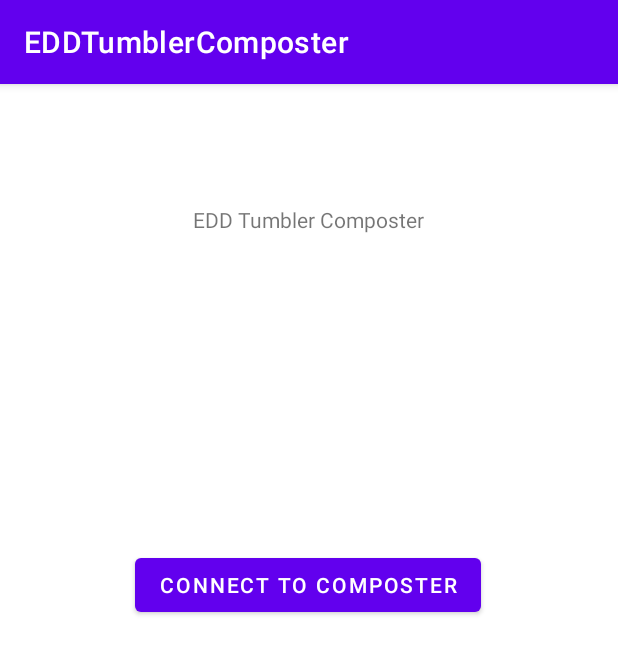
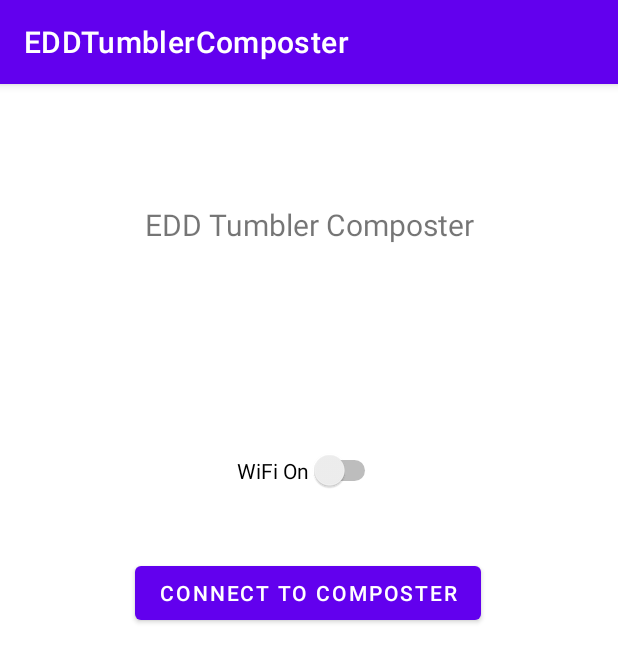
Before and after one commit to hransom528/EDDTumblerComposter, an Android app: the screen it shows after launch (MainActivity), on a phone screen of 412 x 824 dp. Shown: the top 662 px of the screen. Run offline under Robolectric (Android 15) with nearby library versions, the phone set to English and light mode, and no system bars; 8 statements that could not run were skipped.

Commit message:
Developed WiFi and Bluetooth code for Android App

```diff
--- a/AndroidApp/app/src/main/java/com/commanderhr1/eddtumblercomposter/MainActivity.kt
+++ b/AndroidApp/app/src/main/java/com/commanderhr1/eddtumblercomposter/MainActivity.kt
@@ -6,19 +6,41 @@ import android.os.Bundle
 import android.bluetooth.*
 import android.content.Context
 import android.net.wifi.*
+import android.os.Handler
+import android.os.Looper
 import android.widget.Button
+import android.widget.Switch
 
 
 class MainActivity : AppCompatActivity() {
+    // WiFi
+    private val wifi : WifiManager = applicationContext.getSystemService(Context.WIFI_SERVICE) as WifiManager
 
+    // Bluetooth
+    private val bluetoothManager : BluetoothManager = applicationContext.getSystemService(Context.BLUETOOTH_SERVICE) as BluetoothManager
+    private val bluetoothAdapter : BluetoothAdapter = bluetoothManager.adapter
+    protected val bleScanner = bluetoothAdapter.bluetoothLeScanner
+    private var scanning = false
+    private val SCAN_PERIOD: Long = 10000
+    private var handler = Handler(Looper.getMainLooper())
+
+    // Buttons
+    private val btnConnect: Button = findViewById(R.id.btnConnect)
+    private val swtWifiOn : Switch = findViewById(R.id.swtWifiOn)
+
+    // onCreate
     override fun onCreate(savedInstanceState: Bundle?) {
         super.onCreate(savedInstanceState)
         setContentView(R.layout.activity_main)
-        val wifi : WifiManager = getSystemService(Context.WIFI_SERVICE) as WifiManager
+
+        // TODO: Update preliminary Bluetooth code
+
+
         // TODO: Update preliminary WiFi code
         //val wifiSpecifier : WifiNetworkSpecifier =   WifiNetworkSpecifier.Builder
-        wifi.setWifiEnabled(true);
-        val btnConnect = findViewById<Button>(R.id.btnConnect)
+        //wifi.isWifiEnabled = true
+        wifi.isEasyConnectSupported
+
 
         // btnConnect
         btnConnect.setOnClickListener {
@@ -26,6 +48,18 @@ class MainActivity : AppCompatActivity() {
         }
     }
 
-
-
+    // Scans for BLE devices
+    /*private fun scanBLEDevice() {
+        if (!scanning) { // Stops scanning after a pre-defined scan period.
+            handler.postDelayed({
+                scanning = false
+                bleScanner.stopScan(leScanCallback)
+            }, SCAN_PERIOD)
+            scanning = true
+            bleScanner.startScan(leScanCallback)
+        } else {
+            scanning = false
+            bleScanner.stopScan(leScanCallback)
+        }
+    }*/
 }
--- a/AndroidApp/app/src/main/res/layout/activity_main.xml
+++ b/AndroidApp/app/src/main/res/layout/activity_main.xml
@@ -11,6 +11,7 @@
         android:layout_width="wrap_content"
         android:layout_height="wrap_content"
         android:text="@string/title"
+        android:textSize="20sp"
         app:layout_constraintBottom_toBottomOf="parent"
         app:layout_constraintLeft_toLeftOf="parent"
         app:layout_constraintRight_toRightOf="parent"
@@ -29,4 +30,16 @@
         app:layout_constraintTop_toBottomOf="@+id/txtTitle"
         app:layout_constraintVertical_bias="0.339" />
 
+    <Switch
+        android:id="@+id/swtWifiOn"
+        android:layout_width="wrap_content"
+        android:layout_height="wrap_content"
+        android:layout_marginTop="244dp"
+        android:text="WiFi On"
+        app:layout_constraintBottom_toTopOf="@+id/btnConnect"
+        app:layout_constraintEnd_toEndOf="parent"
+        app:layout_constraintStart_toStartOf="parent"
+        app:layout_constraintTop_toTopOf="parent"
+        app:layout_constraintVertical_bias="0.0" />
+
 </androidx.constraintlayout.widget.ConstraintLayout>
```
Also changed, not shown: AndroidApp/app/src/main/AndroidManifest.xml (+13 -1 lines).
